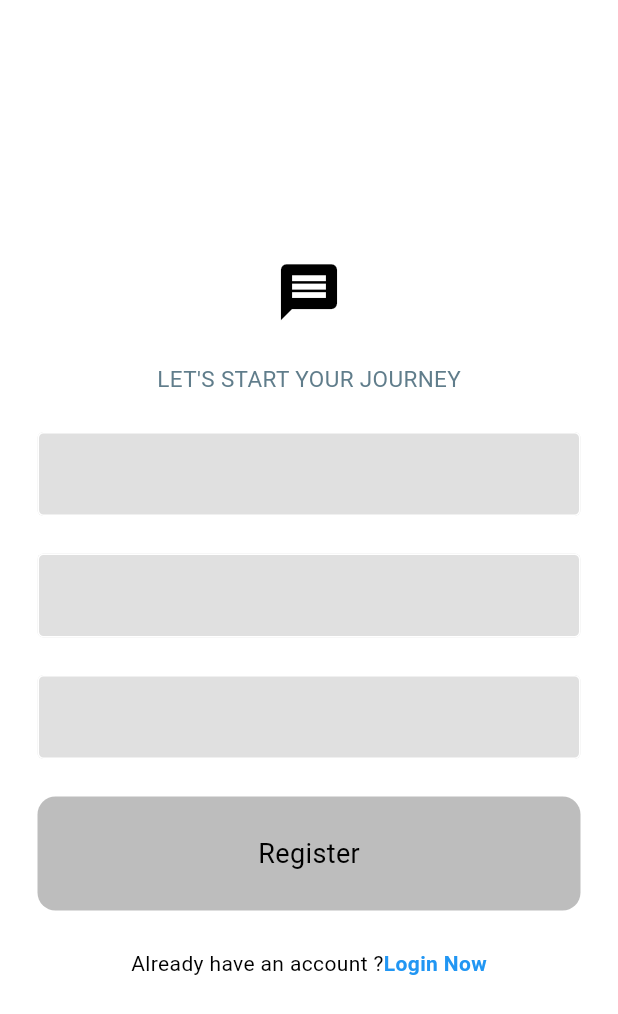
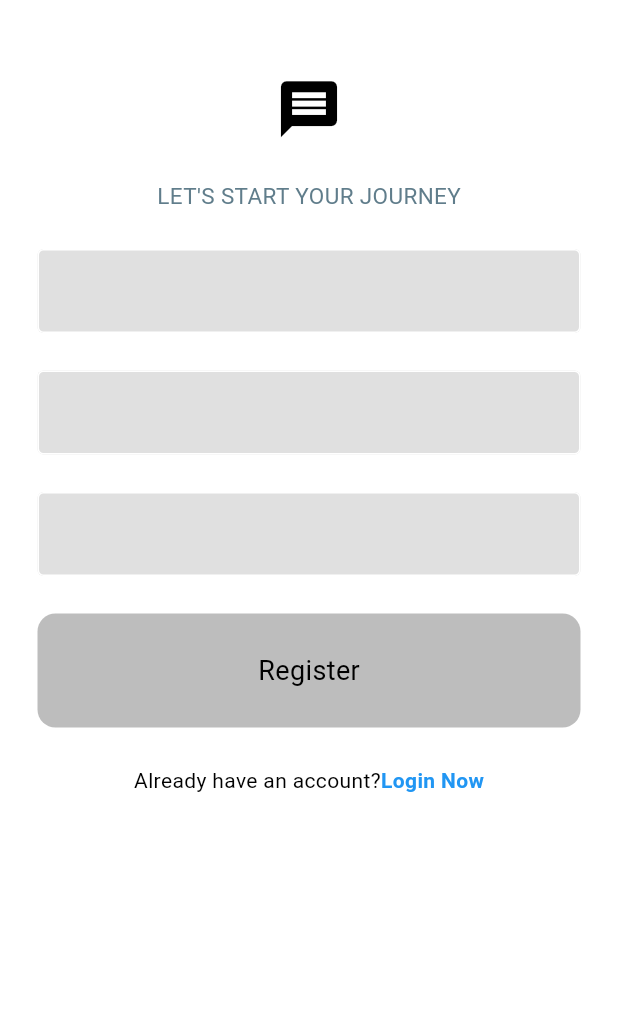
Before and after one commit to Akshat2113609/ChatApp, a Flutter app: the screen it shows after launch, after a tap on "Register Now", on a phone screen of 412 x 824 dp. Shown: the top 1014 px of the screen. Run offline on Flutter 3.47's test engine with Material 3 defaults, Android fonts, the phone set to English and light mode, and no system bars; our stand-ins replace firebase_auth, firebase_core; accounts and stored records are empty; network calls fail.

Commit message:
Registeration feature added

```diff
--- a/lib/Auth/auth_gate.dart
+++ b/lib/Auth/auth_gate.dart
@@ -4,7 +4,7 @@ import 'package:myapp/Auth/login_or_register.dart';
 import 'package:myapp/pages/home_page.dart';
 
 class AuthGate extends StatelessWidget {
-  AuthGate({super.key});
+  const AuthGate({super.key});
   @override
   Widget build(context) {
     return Scaffold(
--- a/lib/Auth/login_or_register.dart
+++ b/lib/Auth/login_or_register.dart
@@ -3,7 +3,7 @@ import 'package:myapp/pages/login_page.dart';
 import 'package:myapp/pages/register_page.dart';
 
 class LoginOrRegister extends StatefulWidget {
-  LoginOrRegister({super.key});
+  const LoginOrRegister({super.key});
 
   @override
   State<LoginOrRegister> createState() => _LoginOrRegisterState();
--- a/lib/components/my_buttons.dart
+++ b/lib/components/my_buttons.dart
@@ -3,7 +3,7 @@ import 'package:flutter/material.dart';
 class MyButton extends StatelessWidget {
   final String text;
   final void Function()? onTap;
-  MyButton({super.key,
+  const MyButton({super.key,
   required this.text,
   required this.onTap
   });
@@ -16,10 +16,10 @@ class MyButton extends StatelessWidget {
           color: Colors.grey[400],
           borderRadius: BorderRadius.circular(12),
         ),
-        padding: EdgeInsets.all(25),
+        padding: const EdgeInsets.all(25),
         margin: const EdgeInsets.symmetric(horizontal: 25),
         child:Center(child: Text(text,
-        style: TextStyle(
+        style: const TextStyle(
           fontSize: 18,
         ),),
         ),
--- a/lib/components/my_textfile.dart
+++ b/lib/components/my_textfile.dart
@@ -4,7 +4,7 @@ class MyTextfile extends StatelessWidget {
   final String HintText;
   final bool obscuretext;
   final TextEditingController controller;
-  MyTextfile({
+  const MyTextfile({
     super.key,
     required this.HintText,
     required this.obscuretext,
--- a/lib/main.dart
+++ b/lib/main.dart
@@ -1,11 +1,9 @@
 import 'package:firebase_core/firebase_core.dart';
 import 'package:flutter/material.dart';
 import 'package:myapp/Auth/auth_gate.dart';
-import 'package:myapp/Auth/login_or_register.dart';
 import 'package:myapp/firebase_options.dart';
-import 'package:myapp/pages/register_page.dart';
+import 'package:myapp/pages/login_page.dart';
 import 'package:myapp/themes/light_mode.dart';
-import 'package:myapp/pages/login_page.dart';
 
 void main() async {
   WidgetsFlutterBinding.ensureInitialized();
--- a/lib/pages/login_page.dart
+++ b/lib/pages/login_page.dart
@@ -6,10 +6,10 @@ import 'package:myapp/components/my_textfile.dart';
 class LoginPage extends StatefulWidget {
   final void Function()? onTap;
 
-  LoginPage({
-    Key? key,
+  const LoginPage({
+    super.key,
     required this.onTap,
-  }) : super(key: key);
+  });
 
   @override
   _LoginPageState createState() => _LoginPageState();
@@ -33,17 +33,20 @@ class _LoginPageState extends State<LoginPage> {
         _emailController.text,
         _passwordController.text,
       );
+       ScaffoldMessenger.of(context).showSnackBar(
+          const SnackBar(content: Text("Login successful!")),
+        );
     } catch (e) {
       if (mounted) {
         showDialog(
           context: context,
           builder: (context) => AlertDialog(
-            title: Text('Error'),
+            title: const Text('Error'),
             content: Text(e.toString()),
             actions: [
               TextButton(
                 onPressed: () => Navigator.pop(context),
-                child: Text('OK'),
+                child: const Text('OK'),
               ),
             ],
           ),
@@ -61,13 +64,13 @@ class _LoginPageState extends State<LoginPage> {
           child: Column(
             mainAxisAlignment: MainAxisAlignment.center,
             children: [
-              Icon(
+              const Icon(
                 Icons.message,
                 size: 45,
                 color: Colors.black,
               ),
               const SizedBox(height: 25),
-              Text(
+              const Text(
                 "HEY THERE, WE MISSED YOU",
                 style: TextStyle(
                   fontSize: 15,
@@ -92,10 +95,10 @@ class _LoginPageState extends State<LoginPage> {
               Row(
                 mainAxisAlignment: MainAxisAlignment.center,
                 children: [
-                  Text("New Here?"),
+                  const Text("New Here?"),
                   GestureDetector(
                     onTap: widget.onTap,
-                    child: Text(
+                    child: const Text(
                       "Register Now",
                       style: TextStyle(
                         color: Colors.blue,
--- a/lib/pages/register_page.dart
+++ b/lib/pages/register_page.dart
@@ -1,33 +1,73 @@
 import 'package:flutter/material.dart';
+import 'package:myapp/Auth/auth_service.dart';
 import 'package:myapp/components/my_buttons.dart';
 import 'package:myapp/components/my_textfile.dart';
 
 class RegisterPage extends StatelessWidget {
   final TextEditingController _emailController = TextEditingController();
   final TextEditingController _passwordController = TextEditingController();
-  final TextEditingController _confirmpasswordController = TextEditingController();
-  void register(){
+  final TextEditingController _confirmpasswordController =
+      TextEditingController();
 
+  Future<void> register(BuildContext context) async {
+    final _auth = AuthService();
+    if (_passwordController.text == _confirmpasswordController.text) {
+      try {
+        await _auth.signUpWithEmailandPassword(
+          _emailController.text,
+          _passwordController.text,
+        );
+        // Navigate to home or success page
+        ScaffoldMessenger.of(context).showSnackBar(
+          const SnackBar(content: Text("Registration successful!")),
+        );
+        // Or Navigate to another screen
+        // Navigator.pushReplacementNamed(context, '/home');
+      } catch (e) {
+        showDialog(
+          context: context,
+          builder: (context) => AlertDialog(
+            title: const Text("Error"),
+            content: Text(e.toString()),
+          ),
+        );
       }
+    } else {
+      // Show an error message if passwords don't match
+      showDialog(
+        context: context,
+        builder: (context) => const AlertDialog(
+          title: Text("Error"),
+          content: Text("Passwords do not match"),
+        ),
+      );
+    }
+  }
+
   final void Function()? onTap;
-  RegisterPage({super.key,
+
+  RegisterPage({
+    super.key,
     required this.onTap,
   });
+
   @override
-  Widget build(context){
+  Widget build(context) {
     return Scaffold(
       backgroundColor: Theme.of(context).colorScheme.surface,
-      body: Center(
-        child: Column(mainAxisAlignment: MainAxisAlignment.center, children: [
-          //logo
-          Icon(
+      body: SingleChildScrollView(
+        child: Center(
+          child: Column(
+            mainAxisAlignment: MainAxisAlignment.center,
+            children: [
+              const SizedBox(height: 50),
+              const Icon(
                 Icons.message,
                 size: 45,
                 color: Colors.black,
               ),
               const SizedBox(height: 25),
-          // A welcome message
-          Text(
+              const Text(
                 "LET'S START YOUR JOURNEY",
                 style: TextStyle(
                   fontSize: 15,
@@ -35,48 +75,46 @@ class RegisterPage extends StatelessWidget {
                 ),
               ),
               const SizedBox(height: 25),
-          // email input space
               MyTextfile(
                 HintText: "Email",
                 obscuretext: false,
                 controller: _emailController,
               ),
               const SizedBox(height: 25),
-          // password input space
               MyTextfile(
                 HintText: "Password",
                 obscuretext: true,
                 controller: _passwordController,
               ),
-
-          const SizedBox(height:25),
+              const SizedBox(height: 25),
               MyTextfile(
                 HintText: "Confirm Password",
                 obscuretext: true,
                 controller: _confirmpasswordController,
               ),
-          const SizedBox(height:25),
-          // button
-          MyButton(
-            onTap:register,
-            text:"Register"
-          ),
-            const SizedBox(height:25),
-            // registeration button
+              const SizedBox(height: 25),
+              MyButton(onTap: () => register(context), text: "Register"),
+              const SizedBox(height: 25),
               Row(
                 mainAxisAlignment: MainAxisAlignment.center,
                 children: [
-                Text("Already have an account ?"),
+                  const Text("Already have an account?"),
                   GestureDetector(
-                  onTap:onTap,
-                  child: Text("Login Now",style: TextStyle(
-                    color:Colors.blue,
-                    fontWeight: FontWeight.bold
-                  ),),
+                    onTap: onTap,
+                    child: const Text(
+                      "Login Now",
+                      style: TextStyle(
+                        color: Colors.blue,
+                        fontWeight: FontWeight.bold,
+                      ),
+                    ),
                   ),
                 ],
-            )
-        ]),
+              ),
+              const SizedBox(height: 50),
+            ],
+          ),
+        ),
       ),
     );
   }
```
Also changed, not shown: lib/Auth/auth_service.dart (+16 -1 lines), lib/pages/home_page.dart (+12 -3 lines). Lines whose indentation alone changed are shown as unchanged.
